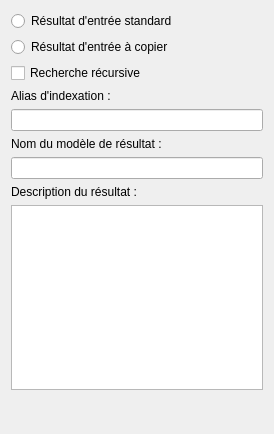
computree/computree-v3, file stepcreatorv2/widgets/outresultwidget.ui: the form before one commit.
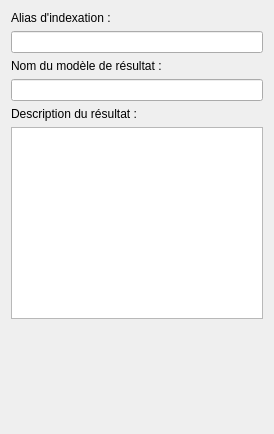
The form after the commit.

Patch:
```diff
--- a/stepcreatorv2/widgets/outresultwidget.ui
+++ b/stepcreatorv2/widgets/outresultwidget.ui
@@ -20,27 +20,6 @@
    <string>Form</string>
   </property>
   <layout class="QVBoxLayout" name="verticalLayout">
-   <item>
-    <widget class="QRadioButton" name="rb_standardresult">
-     <property name="text">
-      <string>Résultat d'entrée standard</string>
-     </property>
-    </widget>
-   </item>
-   <item>
-    <widget class="QRadioButton" name="rb_copyresult">
-     <property name="text">
-      <string>Résultat d'entrée à copier</string>
-     </property>
-    </widget>
-   </item>
-   <item>
-    <widget class="QCheckBox" name="cb_recursive">
-     <property name="text">
-      <string>Recherche récursive</string>
-     </property>
-    </widget>
-   </item>
    <item>
     <widget class="QLabel" name="label_4">
      <property name="text">
```
